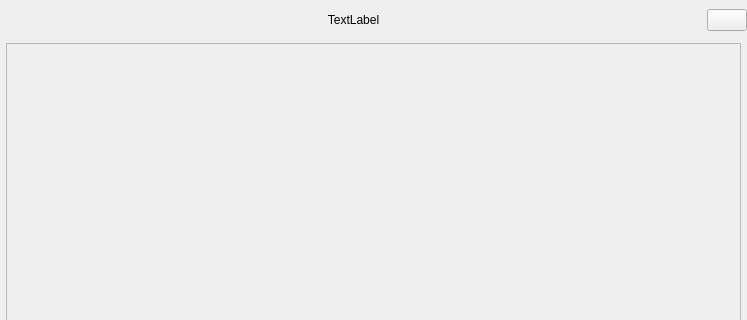
The window that src/Common/gui/NinjamRoomWindow.ui (elieserdejesus/JamTaba) describes before a commit, drawn with Qt 5; both pictures show x 0 to 747 and y 0 to 320 of the 747 by 474 pixel window.
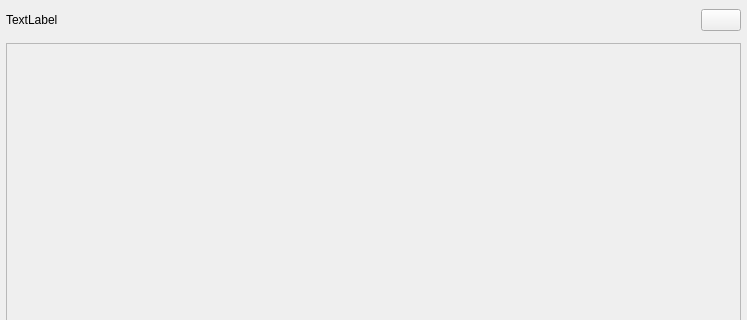
The same window after the commit.

```diff
--- a/src/Common/gui/NinjamRoomWindow.ui
+++ b/src/Common/gui/NinjamRoomWindow.ui
@@ -42,22 +42,15 @@
     <number>9</number>
    </property>
    <item>
-    <widget class="QWidget" name="topWidget" native="true">
-     <layout class="QHBoxLayout" name="horizontalLayout_2" stretch="0,0">
+    <layout class="QHBoxLayout" name="topLayout">
       <property name="spacing">
-       <number>0</number>
+      <number>12</number>
       </property>
       <property name="leftMargin">
-       <number>0</number>
-      </property>
-      <property name="topMargin">
-       <number>0</number>
+      <number>6</number>
       </property>
       <property name="rightMargin">
-       <number>0</number>
-      </property>
-      <property name="bottomMargin">
-       <number>0</number>
+      <number>6</number>
       </property>
       <item>
        <widget class="QLabel" name="labelRoomName">
@@ -73,9 +66,6 @@
         <property name="text">
          <string notr="true">TextLabel</string>
         </property>
-        <property name="alignment">
-         <set>Qt::AlignCenter</set>
-        </property>
        </widget>
       </item>
       <item>
@@ -92,7 +82,6 @@
        </widget>
       </item>
      </layout>
-    </widget>
    </item>
    <item>
     <widget class="QWidget" name="content" native="true">
```
Left out of the diff: 2 changed lines with no effect on the pictures. Lines whose indentation alone changed are shown as unchanged.
